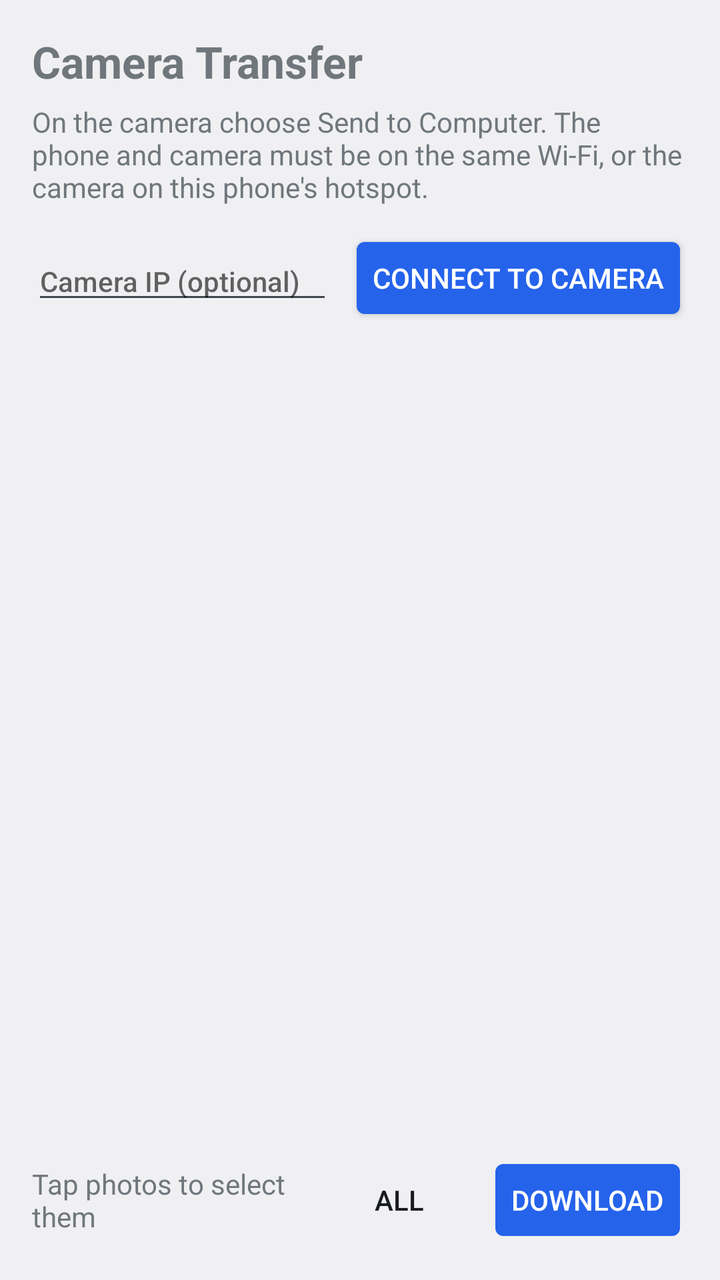
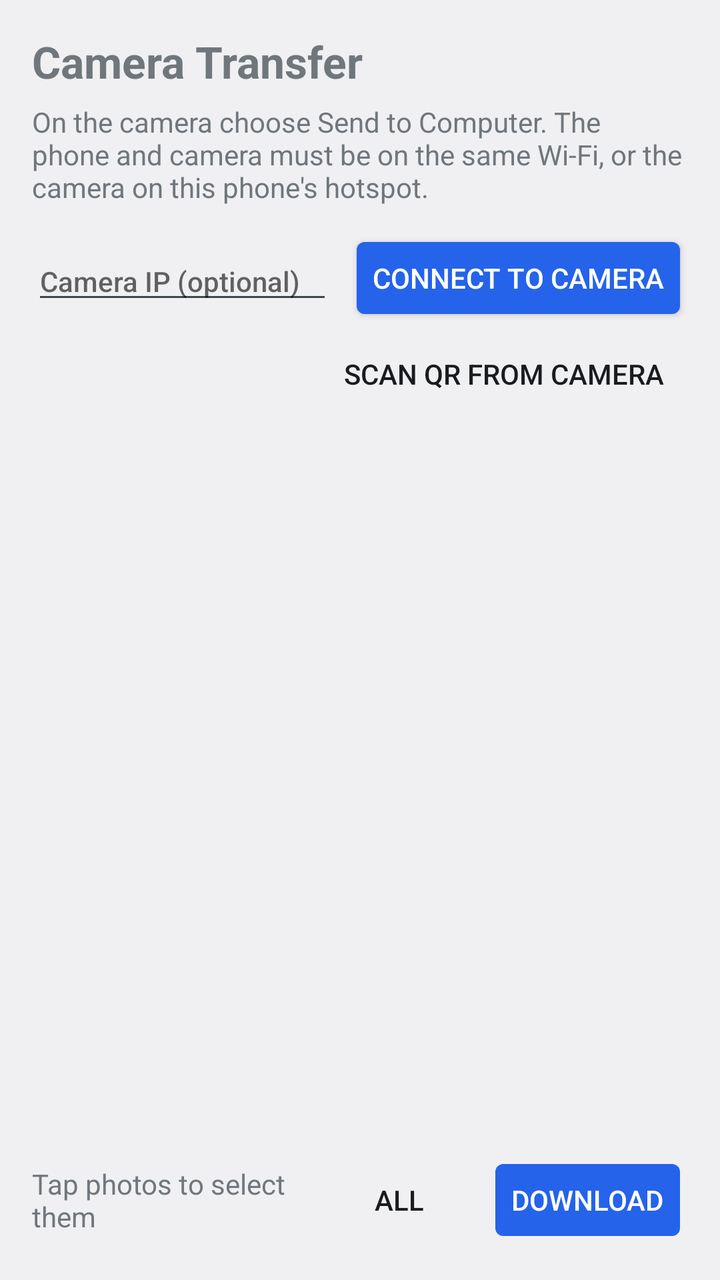

Before-and-after screenshots of an Android layout around one commit, followed by the original layout XML and the change that was made.
<!-- AndroidManifest.xml: application theme android:Theme.DeviceDefault.DayNight -->
<!-- res/layout/activity_main.xml -->
<?xml version="1.0" encoding="utf-8"?>
<LinearLayout xmlns:android="http://schemas.android.com/apk/res/android"
    android:layout_width="match_parent"
    android:layout_height="match_parent"
    android:fitsSystemWindows="true"
    android:orientation="vertical"
    android:padding="16dp">

    <TextView
        android:layout_width="wrap_content"
        android:layout_height="wrap_content"
        android:text="@string/app_name"
        android:textSize="22sp"
        android:textStyle="bold" />

    <TextView
        android:id="@+id/status"
        android:layout_width="match_parent"
        android:layout_height="wrap_content"
        android:layout_marginTop="6dp"
        android:text="@string/hint_idle"
        android:textSize="14sp" />

    <LinearLayout
        android:layout_width="match_parent"
        android:layout_height="wrap_content"
        android:layout_marginTop="12dp"
        android:gravity="center_vertical"
        android:orientation="horizontal">

        <EditText
            android:id="@+id/camera_ip"
            android:layout_width="0dp"
            android:layout_height="wrap_content"
            android:layout_weight="1"
            android:hint="@string/camera_ip_hint"
            android:importantForAutofill="no"
            android:inputType="textUri"
            android:maxLines="1"
            android:textSize="14sp" />

        <Button
            android:id="@+id/connect"
            android:layout_width="wrap_content"
            android:layout_height="wrap_content"
            android:layout_marginStart="8dp"
            android:backgroundTint="#2563EB"
            android:text="@string/connect"
            android:textColor="#FFFFFF" />
    </LinearLayout>

    <Button
        android:id="@+id/connect_direct"
        style="@android:style/Widget.DeviceDefault.Button.Borderless"
        android:layout_width="wrap_content"
        android:layout_height="wrap_content"
        android:layout_gravity="end"
        android:text="@string/connect_direct"
        android:visibility="gone" />

    <ProgressBar
        android:id="@+id/progress"
        style="@android:style/Widget.DeviceDefault.ProgressBar.Horizontal"
        android:layout_width="match_parent"
        android:layout_height="wrap_content"
        android:layout_marginTop="8dp"
        android:max="100"
        android:visibility="gone" />

    <GridView
        android:id="@+id/grid"
        android:layout_width="match_parent"
        android:layout_height="0dp"
        android:layout_marginTop="10dp"
        android:layout_weight="1"
        android:columnWidth="104dp"
        android:horizontalSpacing="6dp"
        android:numColumns="auto_fit"
        android:stretchMode="columnWidth"
        android:verticalSpacing="6dp" />

    <LinearLayout
        android:layout_width="match_parent"
        android:layout_height="wrap_content"
        android:layout_marginTop="8dp"
        android:gravity="center_vertical"
        android:orientation="horizontal">

        <TextView
            android:id="@+id/selection"
            android:layout_width="0dp"
            android:layout_height="wrap_content"
            android:layout_weight="1"
            android:text="@string/nothing_selected"
            android:textSize="14sp" />

        <Button
            android:id="@+id/select_all"
            style="@android:style/Widget.DeviceDefault.Button.Borderless"
            android:layout_width="wrap_content"
            android:layout_height="wrap_content"
            android:text="@string/select_all" />

        <Button
            android:id="@+id/download"
            android:layout_width="wrap_content"
            android:layout_height="wrap_content"
            android:backgroundTint="#2563EB"
            android:enabled="false"
            android:text="@string/download"
            android:textColor="#FFFFFF" />
    </LinearLayout>
</LinearLayout>
<!-- resources referenced by this layout -->
<resources>
  <string name="app_name">Camera Transfer</string>
  <string name="camera_ip_hint">Camera IP (optional)</string>
  <string name="connect">Connect to camera</string>
  <string name="connect_direct">Via the camera\'s Wi-Fi</string>
  <string name="download">Download</string>
  <string name="hint_idle">On the camera choose Send to Computer. The phone and camera must be on the same Wi-Fi, or the camera on this phone\'s hotspot.</string>
  <string name="nothing_selected">Tap photos to select them</string>
  <string name="select_all">All</string>
</resources>

<!-- the commit's change to res/layout/activity_main.xml (unified diff, before → after) -->
@@ -49,14 +49,27 @@
             android:textColor="#FFFFFF" />
     </LinearLayout>
 
-    <Button
-        android:id="@+id/connect_direct"
-        style="@android:style/Widget.DeviceDefault.Button.Borderless"
-        android:layout_width="wrap_content"
+    <LinearLayout
+        android:layout_width="match_parent"
         android:layout_height="wrap_content"
-        android:layout_gravity="end"
-        android:text="@string/connect_direct"
-        android:visibility="gone" />
+        android:gravity="end"
+        android:orientation="horizontal">
+
+        <Button
+            android:id="@+id/scan_qr"
+            style="@android:style/Widget.DeviceDefault.Button.Borderless"
+            android:layout_width="wrap_content"
+            android:layout_height="wrap_content"
+            android:text="@string/scan_qr" />
+
+        <Button
+            android:id="@+id/connect_direct"
+            style="@android:style/Widget.DeviceDefault.Button.Borderless"
+            android:layout_width="wrap_content"
+            android:layout_height="wrap_content"
+            android:text="@string/connect_direct"
+            android:visibility="gone" />
+    </LinearLayout>
 
     <ProgressBar
         android:id="@+id/progress"
<!-- resource entries referenced after the edit -->
@@ -7,6 +7,7 @@
   <string name="download">Download</string>
   <string name="hint_idle">On the camera choose Send to Computer. The phone and camera must be on the same Wi-Fi, or the camera on this phone\'s hotspot.</string>
   <string name="nothing_selected">Tap photos to select them</string>
+  <string name="scan_qr">Scan QR from camera</string>
   <string name="select_all">All</string>
 </resources>
 
